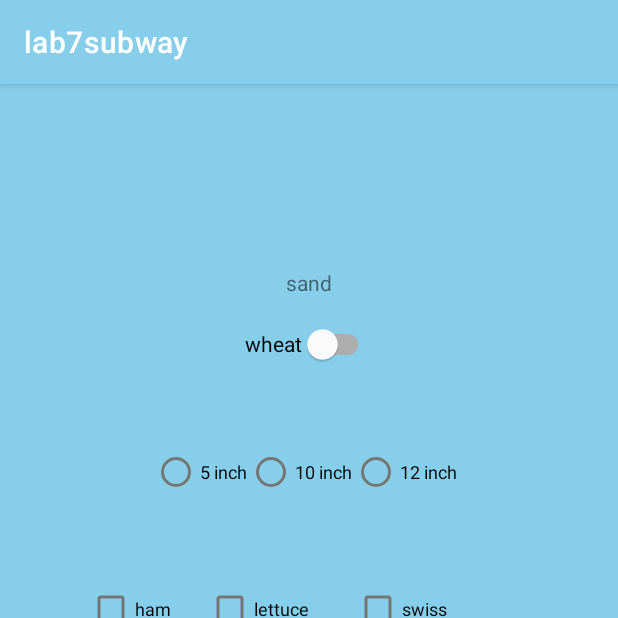
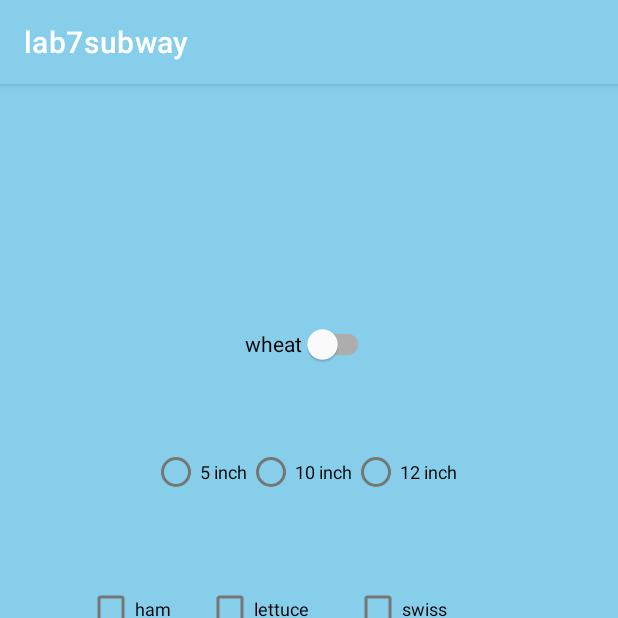
Before and after one commit to trje9656/Android_Projects, an Android app: the screen it shows after launch (MainActivity), on a phone screen of 412 x 824 dp, the top half of it. Run offline under Robolectric (Android 15) with nearby library versions, the phone set to English and light mode, and no system bars.

Commit message:
Updated order string and added calculation display
also adjusted textView locations and constraints slightly

```diff
--- a/lab7subway/app/src/main/res/layout/activity_main.xml
+++ b/lab7subway/app/src/main/res/layout/activity_main.xml
@@ -11,7 +11,8 @@
         android:id="@+id/orderText"
         android:layout_width="wrap_content"
         android:layout_height="wrap_content"
-        android:text="@string/sandwichPlaceholder"
+        android:layout_marginStart="32dp"
+        android:layout_marginEnd="32dp"
         app:layout_constraintBottom_toBottomOf="parent"
         app:layout_constraintEnd_toEndOf="parent"
         app:layout_constraintLeft_toLeftOf="parent"
@@ -147,4 +148,13 @@
         app:layout_constraintStart_toStartOf="parent"
         app:layout_constraintTop_toBottomOf="@+id/spinner" />
 
+    <TextView
+        android:id="@+id/textViewTotal"
+        android:layout_width="wrap_content"
+        android:layout_height="wrap_content"
+        android:layout_marginTop="90dp"
+        app:layout_constraintEnd_toEndOf="parent"
+        app:layout_constraintStart_toStartOf="parent"
+        app:layout_constraintTop_toTopOf="parent" />
+
 </androidx.constraintlayout.widget.ConstraintLayout>
```
Also changed, not shown: lab7subway/app/src/main/java/com/example/lab7subway/MainActivity.kt (+12 -3 lines).
